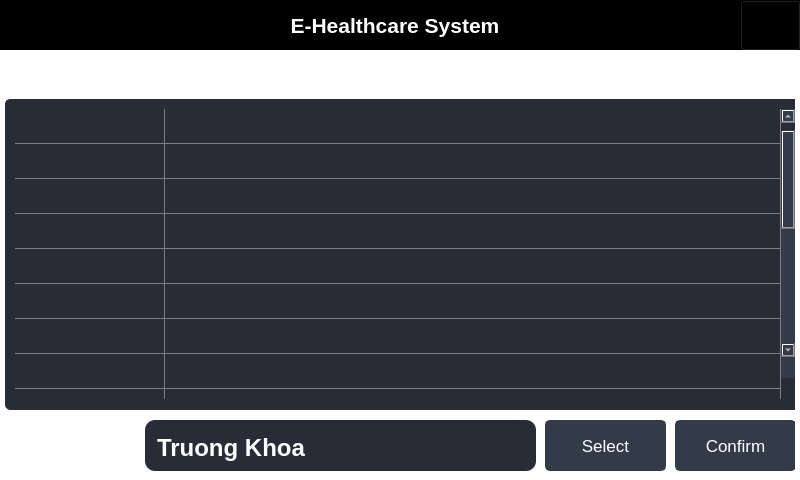
Qt form gui/form.ui (truongkhoa1799/E-Healthcare-System) before a commit.
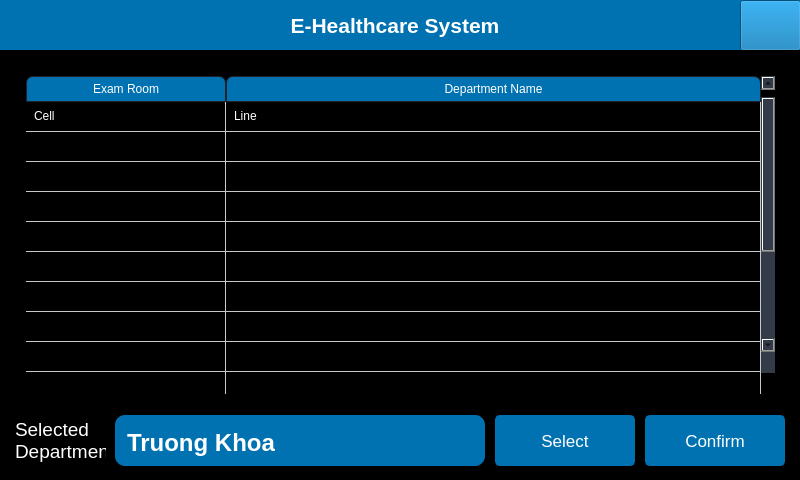
The same form after that commit. The open tabs and pages were chosen to show the change. Icons and pictures are not drawn.

Diff of the .ui file:
```diff
--- a/gui/form.ui
+++ b/gui/form.ui
@@ -101,7 +101,7 @@
           </sizepolicy>
          </property>
          <property name="styleSheet">
-          <string notr="true">background: rgb(0, 0, 0)</string>
+          <string notr="true">background: rgb(0, 114, 177);</string>
          </property>
          <property name="frameShape">
           <enum>QFrame::NoFrame</enum>
@@ -212,7 +212,7 @@
     </rect>
    </property>
    <property name="styleSheet">
-    <string notr="true">background-color: rgb(255, 255, 255);</string>
+    <string notr="true">background-color: rgb(0, 0, 0);</string>
    </property>
    <property name="frameShape">
     <enum>QFrame::NoFrame</enum>
@@ -2136,15 +2136,222 @@
        </widget>
       </widget>
       <widget class="QWidget" name="view_departments">
+       <widget class="QPushButton" name="confirm_dep_but">
+        <property name="geometry">
+         <rect>
+          <x>640</x>
+          <y>360</y>
+          <width>140</width>
+          <height>51</height>
+         </rect>
+        </property>
+        <property name="minimumSize">
+         <size>
+          <width>100</width>
+          <height>30</height>
+         </size>
+        </property>
+        <property name="font">
+         <font>
+          <family>Segoe UI</family>
+          <pointsize>13</pointsize>
+         </font>
+        </property>
+        <property name="styleSheet">
+         <string notr="true">QPushButton {
+	border: 2px solid rgb(0, 114, 177);
+	border-radius: 5px;	
+	background-color: rgb(0, 114, 177);
+	color: rgb(255, 255, 255);
+}
+QPushButton:hover {
+	background-color: rgb(25, 158, 193);
+	border: 2px solid rgb(25, 158, 193);
+	color: rgb(255, 255, 255);
+}
+QPushButton:pressed {	
+	background-color: rgb(25, 158, 193);
+	border: 3px solid rgb(20, 126, 154);
+	color: rgb(255, 255, 255);
+}</string>
+        </property>
+        <property name="text">
+         <string>Confirm</string>
+        </property>
+        <property name="iconSize">
+         <size>
+          <width>20</width>
+          <height>20</height>
+         </size>
+        </property>
+       </widget>
+       <widget class="QFrame" name="seleted_dep_frame">
+        <property name="geometry">
+         <rect>
+          <x>110</x>
+          <y>360</y>
+          <width>370</width>
+          <height>51</height>
+         </rect>
+        </property>
+        <property name="maximumSize">
+         <size>
+          <width>16777215</width>
+          <height>10000</height>
+         </size>
+        </property>
+        <property name="styleSheet">
+         <string notr="true">background-color: rgb(0, 114, 177);
+border-radius: 10px;
+</string>
+        </property>
+        <property name="frameShape">
+         <enum>QFrame::StyledPanel</enum>
+        </property>
+        <property name="frameShadow">
+         <enum>QFrame::Raised</enum>
+        </property>
+        <widget class="QLabel" name="seleted_dep">
+         <property name="geometry">
+          <rect>
+           <x>12</x>
+           <y>12</y>
+           <width>341</width>
+           <height>31</height>
+          </rect>
+         </property>
+         <property name="font">
+          <font>
+           <family>Segoe UI</family>
+           <pointsize>18</pointsize>
+           <weight>75</weight>
+           <bold>true</bold>
+          </font>
+         </property>
+         <property name="styleSheet">
+          <string notr="true">color: rgb(255, 255, 255);</string>
+         </property>
+         <property name="text">
+          <string>Truong Khoa</string>
+         </property>
+        </widget>
+       </widget>
+       <widget class="QLabel" name="phone_lable_12">
+        <property name="geometry">
+         <rect>
+          <x>10</x>
+          <y>360</y>
+          <width>91</width>
+          <height>51</height>
+         </rect>
+        </property>
+        <property name="font">
+         <font>
+          <family>Segoe UI</family>
+          <pointsize>14</pointsize>
+          <weight>50</weight>
+          <bold>false</bold>
+         </font>
+        </property>
+        <property name="styleSheet">
+         <string notr="true">color: rgb(255, 255, 255);</string>
+        </property>
+        <property name="text">
+         <string>Selected
+Department</string>
+        </property>
+        <property name="alignment">
+         <set>Qt::AlignLeading|Qt::AlignLeft|Qt::AlignVCenter</set>
+        </property>
+       </widget>
+       <widget class="QPushButton" name="select_dep_but">
+        <property name="geometry">
+         <rect>
+          <x>490</x>
+          <y>360</y>
+          <width>140</width>
+          <height>51</height>
+         </rect>
+        </property>
+        <property name="minimumSize">
+         <size>
+          <width>100</width>
+          <height>30</height>
+         </size>
+        </property>
+        <property name="font">
+         <font>
+          <family>Segoe UI</family>
+          <pointsize>13</pointsize>
+         </font>
+        </property>
+        <property name="styleSheet">
+         <string notr="true">QPushButton {
+	border: 2px solid rgb(0, 114, 177);
+	border-radius: 5px;	
+	background-color: rgb(0, 114, 177);
+	color: rgb(255, 255, 255);
+}
+QPushButton:hover {
+	background-color: rgb(25, 158, 193);
+	border: 2px solid rgb(25, 158, 193);
+	color: rgb(255, 255, 255);
+}
+QPushButton:pressed {	
+	background-color: rgb(25, 158, 193);
+	border: 3px solid rgb(20, 126, 154);
+	color: rgb(255, 255, 255);
+}</string>
+        </property>
+        <property name="text">
+         <string>Select</string>
+        </property>
+        <property name="iconSize">
+         <size>
+          <width>20</width>
+          <height>20</height>
+         </size>
+        </property>
+       </widget>
+       <widget class="QFrame" name="frame_3">
+        <property name="geometry">
+         <rect>
+          <x>10</x>
+          <y>10</y>
+          <width>771</width>
+          <height>340</height>
+         </rect>
+        </property>
+        <property name="minimumSize">
+         <size>
+          <width>0</width>
+          <height>150</height>
+         </size>
+        </property>
+        <property name="frameShape">
+         <enum>QFrame::StyledPanel</enum>
+        </property>
+        <property name="frameShadow">
+         <enum>QFrame::Raised</enum>
+        </property>
+        <layout class="QHBoxLayout" name="horizontalLayout_13">
+         <property name="spacing">
+          <number>0</number>
+         </property>
+         <property name="leftMargin">
+          <number>0</number>
+         </property>
+         <property name="topMargin">
+          <number>0</number>
+         </property>
+         <property name="rightMargin">
+          <number>0</number>
+         </property>
+         <property name="bottomMargin">
+          <number>0</number>
+         </property>
+         <item>
        <widget class="QTableWidget" name="table_list_department">
-        <property name="geometry">
-         <rect>
-          <x>0</x>
-          <y>44</y>
-          <width>800</width>
-          <height>311</height>
-         </rect>
-        </property>
         <property name="sizePolicy">
          <sizepolicy hsizetype="Expanding" vsizetype="Expanding">
           <horstretch>0</horstretch>
@@ -2157,215 +2364,206 @@
            <colorrole role="WindowText">
             <brush brushstyle="SolidPattern">
              <color alpha="255">
-              <red>255</red>
-              <green>255</green>
-              <blue>255</blue>
+                 <red>210</red>
+                 <green>210</green>
+                 <blue>210</blue>
              </color>
             </brush>
            </colorrole>
            <colorrole role="Button">
             <brush brushstyle="SolidPattern">
-             <color alpha="255">
-              <red>39</red>
-              <green>44</green>
-              <blue>54</blue>
+                <color alpha="0">
+                 <red>0</red>
+                 <green>0</green>
+                 <blue>0</blue>
              </color>
             </brush>
            </colorrole>
            <colorrole role="Text">
             <brush brushstyle="SolidPattern">
              <color alpha="255">
-              <red>255</red>
-              <green>255</green>
-              <blue>255</blue>
+                 <red>210</red>
+                 <green>210</green>
+                 <blue>210</blue>
              </color>
             </brush>
            </colorrole>
            <colorrole role="ButtonText">
             <brush brushstyle="SolidPattern">
              <color alpha="255">
-              <red>255</red>
-              <green>255</green>
-              <blue>255</blue>
+                 <red>210</red>
+                 <green>210</green>
+                 <blue>210</blue>
              </color>
             </brush>
            </colorrole>
            <colorrole role="Base">
-            <brush brushstyle="SolidPattern">
+               <brush brushstyle="NoBrush">
              <color alpha="255">
-              <red>39</red>
-              <green>44</green>
-              <blue>54</blue>
+                 <red>0</red>
+                 <green>0</green>
+                 <blue>0</blue>
              </color>
             </brush>
            </colorrole>
            <colorrole role="Window">
             <brush brushstyle="SolidPattern">
-             <color alpha="255">
-              <red>39</red>
-              <green>44</green>
-              <blue>54</blue>
+                <color alpha="0">
+                 <red>0</red>
+                 <green>0</green>
+                 <blue>0</blue>
              </color>
             </brush>
            </colorrole>
-           <!-- <colorrole role="PlaceholderText">
+              <colorrole role="PlaceholderText">
             <brush brushstyle="NoBrush">
              <color alpha="128">
-              <red>255</red>
-              <green>255</green>
-              <blue>255</blue>
-             </color>
-            </brush>
-           </colorrole> -->
+                 <red>210</red>
+                 <green>210</green>
+                 <blue>210</blue>
+                </color>
+               </brush>
+              </colorrole>
           </active>
           <inactive>
            <colorrole role="WindowText">
             <brush brushstyle="SolidPattern">
              <color alpha="255">
-              <red>255</red>
-              <green>255</green>
-              <blue>255</blue>
+                 <red>210</red>
+                 <green>210</green>
+                 <blue>210</blue>
              </color>
             </brush>
            </colorrole>
            <colorrole role="Button">
             <brush brushstyle="SolidPattern">
-             <color alpha="255">
-              <red>39</red>
-              <green>44</green>
-              <blue>54</blue>
+                <color alpha="0">
+                 <red>0</red>
+                 <green>0</green>
+                 <blue>0</blue>
              </color>
             </brush>
            </colorrole>
            <colorrole role="Text">
             <brush brushstyle="SolidPattern">
              <color alpha="255">
-              <red>255</red>
-              <green>255</green>
-              <blue>255</blue>
+                 <red>210</red>
+                 <green>210</green>
+                 <blue>210</blue>
              </color>
             </brush>
            </colorrole>
            <colorrole role="ButtonText">
             <brush brushstyle="SolidPattern">
              <color alpha="255">
-              <red>255</red>
-              <green>255</green>
-              <blue>255</blue>
+                 <red>210</red>
+                 <green>210</green>
+                 <blue>210</blue>
              </color>
             </brush>
            </colorrole>
            <colorrole role="Base">
-            <brush brushstyle="SolidPattern">
+               <brush brushstyle="NoBrush">
              <color alpha="255">
-              <red>39</red>
-              <green>44</green>
-              <blue>54</blue>
+                 <red>0</red>
+                 <green>0</green>
+                 <blue>0</blue>
              </color>
             </brush>
            </colorrole>
            <colorrole role="Window">
             <brush brushstyle="SolidPattern">
-             <color alpha="255">
-              <red>39</red>
-              <green>44</green>
-              <blue>54</blue>
+                <color alpha="0">
+                 <red>0</red>
+                 <green>0</green>
+                 <blue>0</blue>
              </color>
             </brush>
            </colorrole>
-           <!-- <colorrole role="PlaceholderText">
+              <colorrole role="PlaceholderText">
             <brush brushstyle="NoBrush">
              <color alpha="128">
-              <red>255</red>
-              <green>255</green>
-              <blue>255</blue>
-             </color>
-            </brush>
-           </colorrole> -->
+                 <red>210</red>
+                 <green>210</green>
+                 <blue>210</blue>
+                </color>
+               </brush>
+              </colorrole>
           </inactive>
           <disabled>
            <colorrole role="WindowText">
             <brush brushstyle="SolidPattern">
              <color alpha="255">
-              <red>255</red>
-              <green>255</green>
-              <blue>255</blue>
+                 <red>210</red>
+                 <green>210</green>
+                 <blue>210</blue>
              </color>
             </brush>
            </colorrole>
            <colorrole role="Button">
             <brush brushstyle="SolidPattern">
-             <color alpha="255">
-              <red>39</red>
-              <green>44</green>
-              <blue>54</blue>
+                <color alpha="0">
+                 <red>0</red>
+                 <green>0</green>
+                 <blue>0</blue>
              </color>
             </brush>
            </colorrole>
            <colorrole role="Text">
             <brush brushstyle="SolidPattern">
              <color alpha="255">
-              <red>255</red>
-              <green>255</green>
-              <blue>255</blue>
+                 <red>210</red>
+                 <green>210</green>
+                 <blue>210</blue>
              </color>
             </brush>
            </colorrole>
            <colorrole role="ButtonText">
             <brush brushstyle="SolidPattern">
              <color alpha="255">
-              <red>255</red>
-              <green>255</green>
-              <blue>255</blue>
+                 <red>210</red>
+                 <green>210</green>
+                 <blue>210</blue>
              </color>
             </brush>
            </colorrole>
            <colorrole role="Base">
-            <brush brushstyle="SolidPattern">
+               <brush brushstyle="NoBrush">
              <color alpha="255">
-              <red>39</red>
-              <green>44</green>
-              <blue>54</blue>
+                 <red>0</red>
+                 <green>0</green>
+                 <blue>0</blue>
              </color>
             </brush>
            </colorrole>
            <colorrole role="Window">
             <brush brushstyle="SolidPattern">
-             <color alpha="255">
-              <red>39</red>
-              <green>44</green>
-              <blue>54</blue>
+                <color alpha="0">
+                 <red>0</red>
+                 <green>0</green>
+                 <blue>0</blue>
              </color>
             </brush>
            </colorrole>
-           <!-- <colorrole role="PlaceholderText">
+              <colorrole role="PlaceholderText">
             <brush brushstyle="NoBrush">
              <color alpha="128">
-              <red>255</red>
-              <green>255</green>
-              <blue>255</blue>
-             </color>
-            </brush>
-           </colorrole> -->
+                 <red>210</red>
+                 <green>210</green>
+                 <blue>210</blue>
+                </color>
+               </brush>
+              </colorrole>
           </disabled>
          </palette>
         </property>
-        <property name="font">
-         <font>
-          <pointsize>20</pointsize>
-         </font>
-        </property>
-        <property name="layoutDirection">
-         <enum>Qt::LeftToRight</enum>
-        </property>
         <property name="styleSheet">
          <string notr="true">QTableWidget {	
-	background-color: rgb(39, 44, 54);
+	background-color: transparent;
 	padding: 10px;
 	border-radius: 5px;
-	gridline-color: rgb(126, 125, 128);
-	border-bottom: 1px solid rgb(44, 49, 60);
-	color: rgb(255, 255, 255);
+	gridline-color: rgb(198, 201, 201);
+	border-bottom: px solid rgb(44, 49, 60);
 }
 QTableWidget::item{
 	border-color: rgb(44, 49, 60);
@@ -2376,7 +2574,6 @@
 }
 QTableWidget::item:selected{
 	background-color: rgb(85, 170, 255);
-	color: rgb(255, 255, 255);
 }
 QScrollBar:horizontal {
     border: none;
@@ -2384,7 +2581,6 @@
     height: 14px;
     margin: 0px 21px 0 21px;
 	border-radius: 0px;
-	color: rgb(255, 255, 255);
 }
  QScrollBar:vertical {
 	border: none;
@@ -2392,7 +2588,6 @@
     width: 14px;
     margin: 21px 0 21px 0;
 	border-radius: 0px;
-	color: rgb(255, 255, 255);
  }
 QHeaderView::section{
 	Background-color: rgb(39, 44, 54);
@@ -2410,7 +2605,7 @@
 QHeaderView::section:horizontal
 {
     border: 1px solid rgb(32, 34, 42);
-	background-color: rgb(27, 29, 35);
+	background-color: rgb(0, 114, 177);
 	padding: 3px;
 	border-top-left-radius: 7px;
     border-top-right-radius: 7px;
@@ -2419,7 +2614,6 @@
 QHeaderView::section:vertical
 {
     border: 1px solid rgb(44, 49, 60);
-	color: rgb(255, 255, 255);
 }
 </string>
         </property>
@@ -2453,11 +2647,8 @@
         <property name="sortingEnabled">
          <bool>false</bool>
         </property>
-        <property name="rowCount">
-         <number>20</number>
-        </property>
         <attribute name="horizontalHeaderVisible">
-         <bool>false</bool>
+            <bool>true</bool>
         </attribute>
         <attribute name="horizontalHeaderCascadingSectionResizes">
          <bool>true</bool>
@@ -2466,10 +2657,7 @@
          <number>20</number>
         </attribute>
         <attribute name="horizontalHeaderDefaultSectionSize">
-         <number>150</number>
-        </attribute>
-        <attribute name="horizontalHeaderHighlightSections">
-         <bool>true</bool>
+            <number>200</number>
         </attribute>
         <attribute name="horizontalHeaderStretchLastSection">
          <bool>true</bool>
@@ -2501,27 +2689,86 @@
           <string>New Row</string>
          </property>
         </row>
-        <row/>
-        <row/>
-        <row/>
-        <row/>
-        <row/>
-        <row/>
-        <row/>
-        <row/>
-        <row/>
-        <row/>
-        <row/>
-        <row/>
-        <row/>
-        <row/>
-        <row/>
-        <row/>
-        <row/>
-        <row/>
+           <row>
+            <property name="text">
+             <string>New Row</string>
+            </property>
+           </row>
+           <row>
+            <property name="text">
+             <string>New Row</string>
+            </property>
+           </row>
+           <row>
+            <property name="text">
+             <string>New Row</string>
+            </property>
+           </row>
+           <row>
+            <property name="text">
+             <string>New Row</string>
+            </property>
+           </row>
+           <row>
+            <property name="text">
+             <string>New Row</string>
+            </property>
+           </row>
+           <row>
+            <property name="text">
+             <string>New Row</string>
+            </property>
+           </row>
+           <row>
+            <property name="text">
+             <string>New Row</string>
+            </property>
+           </row>
+           <row>
+            <property name="text">
+             <string>New Row</string>
+            </property>
+           </row>
+           <row>
+            <property name="text">
+             <string>New Row</string>
+            </property>
+           </row>
+           <row>
+            <property name="text">
+             <string>New Row</string>
+            </property>
+           </row>
+           <row>
+            <property name="text">
+             <string>New Row</string>
+            </property>
+           </row>
+           <row>
+            <property name="text">
+             <string>New Row</string>
+            </property>
+           </row>
+           <row>
+            <property name="text">
+             <string>New Row</string>
+            </property>
+           </row>
+           <row>
+            <property name="text">
+             <string>New Row</string>
+            </property>
+           </row>
         <column>
          <property name="text">
-          <string>No Dep</string>
+             <string>Exam Room</string>
+            </property>
+            <property name="background">
+             <color>
+              <red>255</red>
+              <green>255</green>
+              <blue>255</blue>
+             </color>
          </property>
         </column>
         <column>
@@ -2531,232 +2778,17 @@
         </column>
         <item row="0" column="0">
          <property name="text">
-          <string/>
+             <string>Cell</string>
          </property>
         </item>
         <item row="0" column="1">
          <property name="text">
-          <string/>
+             <string>Line</string>
          </property>
         </item>
        </widget>
-       <widget class="QPushButton" name="confirm_dep_but">
-        <property name="geometry">
-         <rect>
-          <x>670</x>
-          <y>365</y>
-          <width>121</width>
-          <height>51</height>
-         </rect>
-        </property>
-        <property name="minimumSize">
-         <size>
-          <width>100</width>
-          <height>30</height>
-         </size>
-        </property>
-        <property name="font">
-         <font>
-          <family>Segoe UI</family>
-          <pointsize>13</pointsize>
-         </font>
-        </property>
-        <property name="styleSheet">
-         <string notr="true">QPushButton {
-	border: 2px solid rgb(52, 59, 72);
-	border-radius: 5px;	
-	background-color: rgb(52, 59, 72);
-	color: rgb(255, 255, 255);
-}
-QPushButton:hover {
-	background-color: rgb(57, 65, 80);
-	border: 2px solid rgb(61, 70, 86);
-	color: rgb(255, 255, 255);
-}
-QPushButton:pressed {	
-	background-color: rgb(35, 40, 49);
-	border: 2px solid rgb(43, 50, 61);
-	color: rgb(255, 255, 255);
-}</string>
-        </property>
-        <property name="text">
-         <string>Confirm</string>
-        </property>
-        <property name="iconSize">
-         <size>
-          <width>20</width>
-          <height>20</height>
-         </size>
-        </property>
-       </widget>
-       <widget class="QFrame" name="seleted_dep_frame">
-        <property name="geometry">
-         <rect>
-          <x>140</x>
-          <y>365</y>
-          <width>391</width>
-          <height>51</height>
-         </rect>
-        </property>
-        <property name="maximumSize">
-         <size>
-          <width>16777215</width>
-          <height>10000</height>
-         </size>
-        </property>
-        <property name="styleSheet">
-         <string notr="true">background-color: rgb(39, 44, 54);
-border-radius: 10px;</string>
-        </property>
-        <property name="frameShape">
-         <enum>QFrame::StyledPanel</enum>
-        </property>
-        <property name="frameShadow">
-         <enum>QFrame::Raised</enum>
-        </property>
-        <widget class="QLabel" name="seleted_dep">
-         <property name="geometry">
-          <rect>
-           <x>12</x>
-           <y>12</y>
-           <width>371</width>
-           <height>31</height>
-          </rect>
-         </property>
-         <property name="font">
-          <font>
-           <family>Segoe UI</family>
-           <pointsize>18</pointsize>
-           <weight>75</weight>
-           <bold>true</bold>
-          </font>
-         </property>
-         <property name="styleSheet">
-          <string notr="true">color: rgb(255, 255, 255);</string>
-         </property>
-         <property name="text">
-          <string>Truong Khoa</string>
-         </property>
-        </widget>
-       </widget>
-       <widget class="QLabel" name="phone_lable_12">
-        <property name="geometry">
-         <rect>
-          <x>5</x>
-          <y>365</y>
-          <width>120</width>
-          <height>51</height>
-         </rect>
-        </property>
-        <property name="font">
-         <font>
-          <family>Segoe UI</family>
-          <pointsize>14</pointsize>
-          <weight>50</weight>
-          <bold>false</bold>
-         </font>
-        </property>
-        <property name="styleSheet">
-         <string notr="true">color: rgb(255, 255, 255);</string>
-        </property>
-        <property name="text">
-         <string>Selected
-     Department</string>
-        </property>
-        <property name="alignment">
-         <set>Qt::AlignCenter</set>
-        </property>
-       </widget>
-       <widget class="QPushButton" name="select_dep_but">
-        <property name="geometry">
-         <rect>
-          <x>540</x>
-          <y>365</y>
-          <width>121</width>
-          <height>51</height>
-         </rect>
-        </property>
-        <property name="minimumSize">
-         <size>
-          <width>100</width>
-          <height>30</height>
-         </size>
-        </property>
-        <property name="font">
-         <font>
-          <family>Segoe UI</family>
-          <pointsize>13</pointsize>
-         </font>
-        </property>
-        <property name="styleSheet">
-         <string notr="true">QPushButton {
-	border: 2px solid rgb(52, 59, 72);
-	border-radius: 5px;	
-	background-color: rgb(52, 59, 72);
-	color: rgb(255, 255, 255);
-}
-QPushButton:hover {
-	background-color: rgb(57, 65, 80);
-	border: 2px solid rgb(61, 70, 86);
-	color: rgb(255, 255, 255);
-}
-QPushButton:pressed {	
-	background-color: rgb(35, 40, 49);
-	border: 2px solid rgb(43, 50, 61);
-	color: rgb(255, 255, 255);
-}</string>
-        </property>
-        <property name="text">
-         <string>Select</string>
-        </property>
-        <property name="iconSize">
-         <size>
-          <width>20</width>
-          <height>20</height>
-         </size>
-        </property>
-       </widget>
-       <widget class="QLabel" name="label_7">
-        <property name="geometry">
-         <rect>
-          <x>0</x>
-          <y>-1</y>
-          <width>151</width>
-          <height>41</height>
-         </rect>
-        </property>
-        <property name="font">
-         <font>
-          <pointsize>20</pointsize>
-         </font>
-        </property>
-        <property name="styleSheet">
-         <string notr="true">color: rgb(255, 255, 255);</string>
-        </property>
-        <property name="text">
-         <string>    Dep No</string>
-        </property>
-       </widget>
-       <widget class="QLabel" name="label_8">
-        <property name="geometry">
-         <rect>
-          <x>170</x>
-          <y>0</y>
-          <width>141</width>
-          <height>41</height>
-         </rect>
-        </property>
-        <property name="font">
-         <font>
-          <pointsize>20</pointsize>
-         </font>
-        </property>
-        <property name="styleSheet">
-         <string notr="true">color: rgb(255, 255, 255);</string>
-        </property>
-        <property name="text">
-         <string>Dep Name</string>
-        </property>
+         </item>
+        </layout>
        </widget>
       </widget>
      </widget>
```
Left out of the diff: 165 changed lines with no effect on the pictures. Lines whose indentation alone changed are shown as unchanged.
